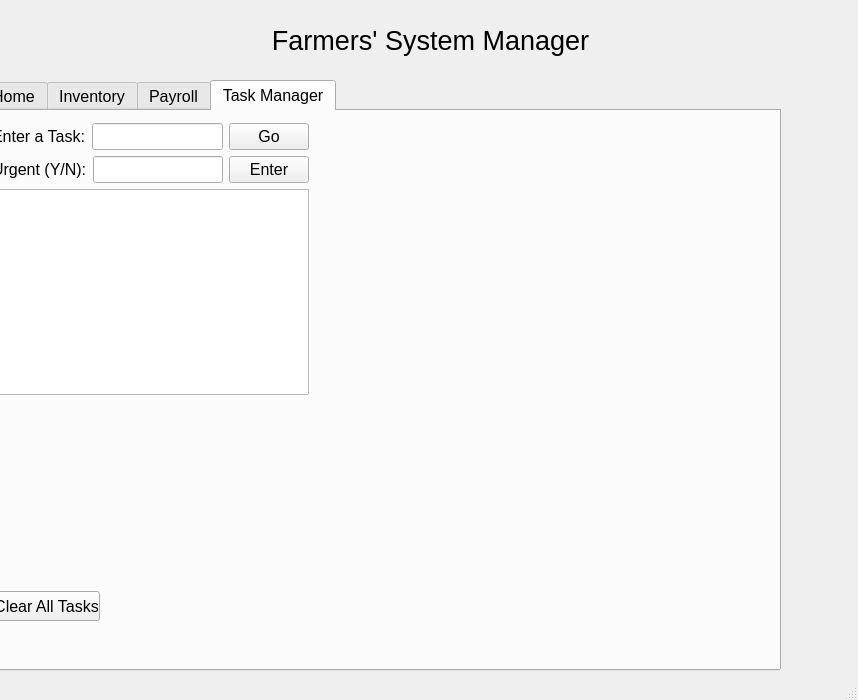
Before: the Qt Designer form FarmingSystemManager/mainwindow.ui in ryan-ghosh/FarmerSystemManager, drawn with Qt 5.
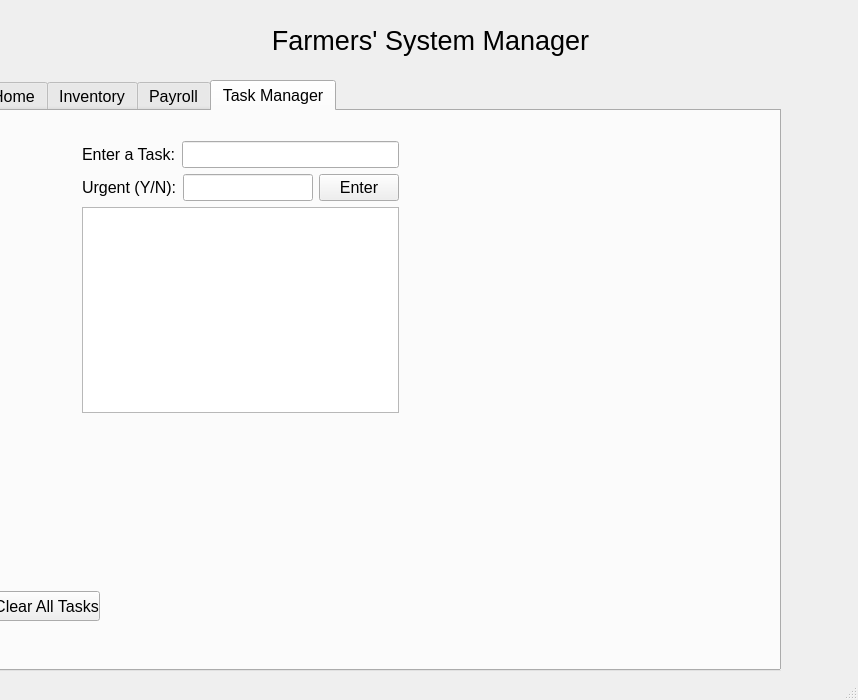
After: the same form once the commit is applied.

```diff
--- a/FarmingSystemManager/mainwindow.ui
+++ b/FarmingSystemManager/mainwindow.ui
@@ -353,8 +353,8 @@
      <widget class="QWidget" name="">
       <property name="geometry">
        <rect>
-        <x>10</x>
-        <y>12</y>
+        <x>100</x>
+        <y>30</y>
         <width>317</width>
         <height>272</height>
        </rect>
@@ -374,13 +374,6 @@
            <item>
             <widget class="QLineEdit" name="lineEdit"/>
            </item>
-           <item>
-            <widget class="QPushButton" name="goButton">
-             <property name="text">
-              <string>Go</string>
-             </property>
-            </widget>
-           </item>
           </layout>
          </item>
          <item>
```
Left out of the diff: 4 changed lines with no effect on the pictures.
